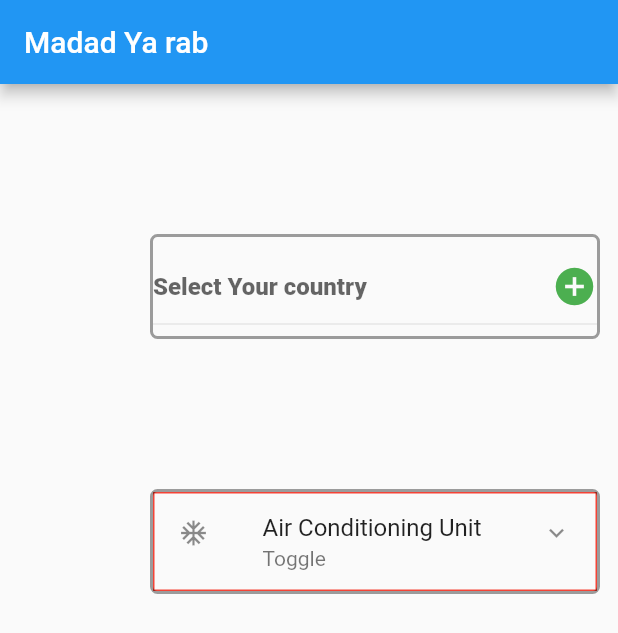
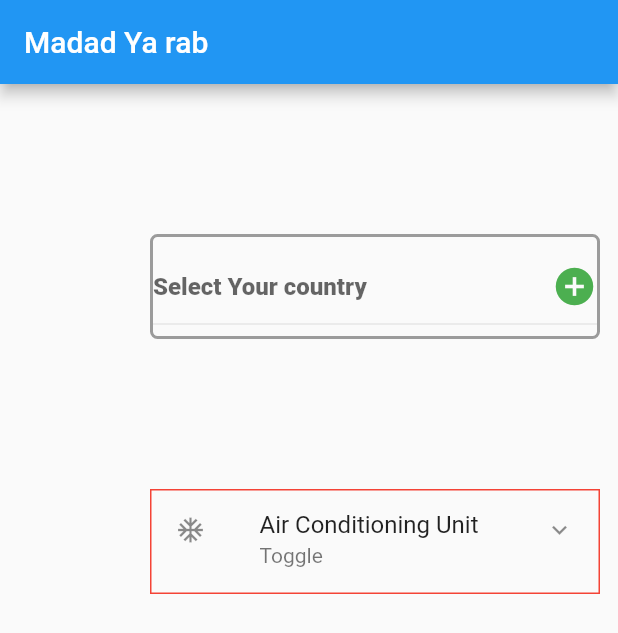
Before and after one commit to nash-2023/0003, a Flutter app: the screen it shows after launch, on a phone screen of 412 x 824 dp. Shown: the top 633 px of the screen. Run offline on Flutter 3.47's test engine with Material 2 defaults, Android fonts, the phone set to English and light mode, and no system bars; Roboto replaces fonts that are missing (Calibri).

Commit message:
mehwar pc

```diff
--- a/app_3/lib/tDrobDnBtn.dart
+++ b/app_3/lib/tDrobDnBtn.dart
@@ -82,14 +82,14 @@ class _TdrbdnbtnState extends State<Tdrbdnbtn> {
           height: 70.0,
           // padding: EdgeInsets.all(0.0),
           margin: EdgeInsets.only(left: 100.0, top: 100.0),
-          decoration: BoxDecoration(
-            // color: Color.fromARGB(255, 143, 92, 238),
-            border: Border.all(
-              color: Colors.black38,
-              width: 2.0,
-            ),
-            borderRadius: BorderRadius.circular(5.0),
-          ),
+          // decoration: BoxDecoration(
+          //   // color: Color.fromARGB(255, 143, 92, 238),
+          //   border: Border.all(
+          //     color: Colors.black38,
+          //     width: 2.0,
+          //   ),
+          //   borderRadius: BorderRadius.circular(5.0),
+          // ),
           child: ListTile(
             leading: Icon(
               Icons.ac_unit,
```
